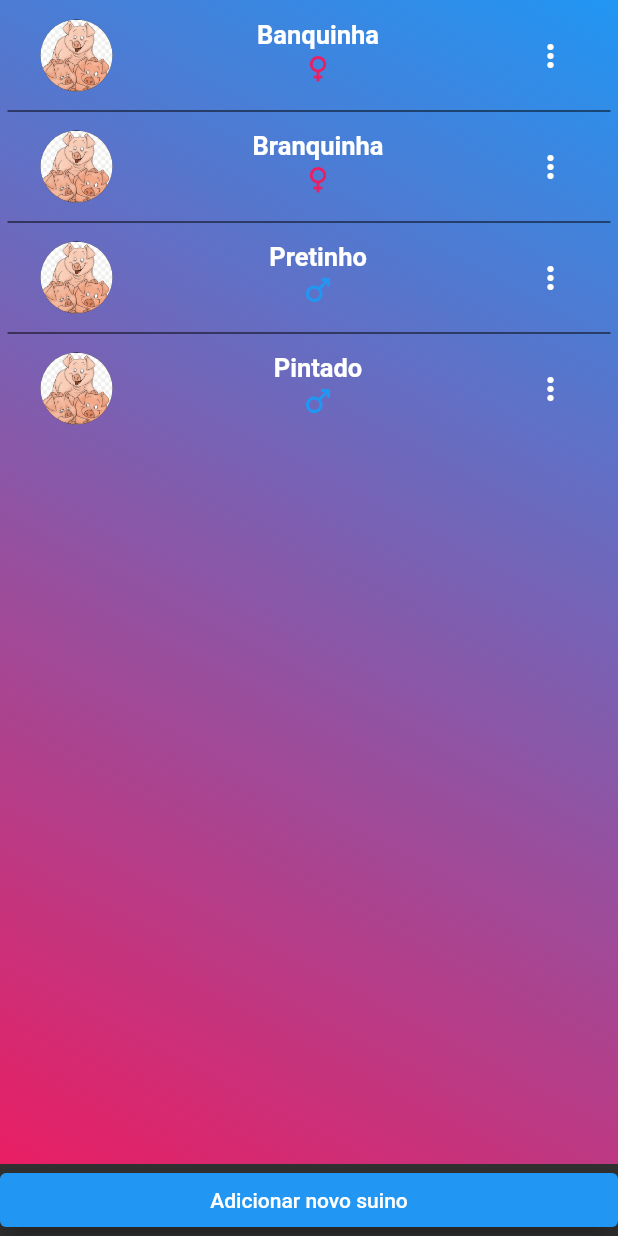
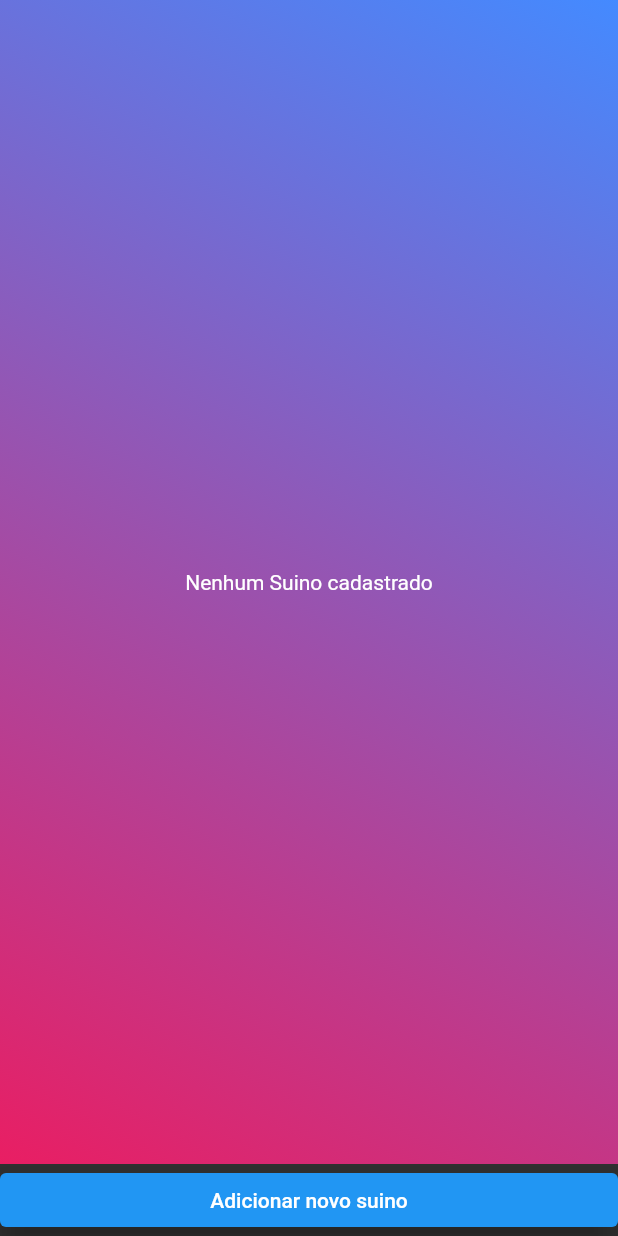
Before and after one commit to AndersonLLeite/Manejo-Suinos, a Flutter app: the WarehousePage screen opened by its route, after a tap on "Todos os Suinos", on a phone screen of 412 x 824 dp. Run offline on Flutter 3.47's test engine with Material 2 defaults, Android fonts, the phone set to English and light mode, and no system bars; our stand-ins replace sqflite; accounts and stored records are empty.

Commit message:
implementado a base de dados

```diff
--- /dev/null
+++ b/lib/data/data_helper.dart
@@ -0,0 +1,60 @@
+import 'dart:io';
+import 'package:manejo_suinos/shared/entities/pig/pig_entity.dart';
+import 'package:sqflite/sqflite.dart';
+import 'package:path/path.dart';
+import 'package:path_provider/path_provider.dart';
+
+class DataHelper {
+   static Database? _database;
+  Future<Database> get database async => _database ??= await _initDatabase();
+
+  DataHelper._privateConstructor();
+  static final DataHelper instance = DataHelper._privateConstructor();
+
+  Future<Database> _initDatabase() async {
+    Directory documentsDirectory = await getApplicationDocumentsDirectory();
+    String path = join(documentsDirectory.path, 'pigsdata.db');
+    return await openDatabase(path, version: 1, onCreate: _onCreate);
+  }
+
+  Future _onCreate(Database db, int version) async {
+    await db.execute('''
+      CREATE TABLE tablepigs(
+          name TEXT PRIMARY KEY,
+          age INTEGER,
+          weight REAL,
+          imageUrl TEXT,
+          breed TEXT,
+          obtained TEXT,
+          gender TEXT,
+          motherName TEXT,
+          fatherName TEXT
+      )
+      ''');
+  }
+
+
+  Future<List<PigEntity>> getPigsEntity() async {
+    Database db = await instance.database;
+    var pigs = await db.query('tablepigs', orderBy: 'name');
+    List<PigEntity> pigsList =
+        pigs.isNotEmpty ? pigs.map((c) => PigEntity.fromMap(c)).toList() : [];
+    return pigsList;
+  }
+
+  Future<int> add(PigEntity pigEntity) async {
+    Database db = await instance.database;
+    return await db.insert('tablepigs', pigEntity.toMap());
+  }
+
+  Future<int> remove(String name) async {
+    Database db = await instance.database;
+    return await db.delete('tablepigs', where: 'name= ?', whereArgs: [name]);
+  }
+
+  Future<int> update(PigEntity pigEntity) async {
+    Database db = await instance.database;
+    return await db.update('tablepigs', pigEntity.toMap(),
+        where: "name = ?", whereArgs: [pigEntity.name]);
+  }
+}
--- a/lib/data/pig_repository.dart
+++ /dev/null
@@ -1,70 +0,0 @@
-import 'package:manejo_suinos/shared/themes/images/app_images.dart';
-import 'package:manejo_suinos/shared/utils/enums/breed_enum.dart';
-import 'package:manejo_suinos/shared/utils/enums/gender_enum.dart';
-import 'package:manejo_suinos/shared/utils/enums/obtained_enum.dart';
-
-import '../shared/entities/pig/pig_entity.dart';
-
-class PigRepository {
-  PigRepository();
-  final List<PigEntity> _allPigs = [
-    PigEntity(
-      id: 1,
-      name: 'Banquinha',
-      age: 1,
-      imageUrl: AppImages.pigs,
-      breed: BreedEnum.DUROC,
-      weight: 1.3,
-      gender: GenderEnum.FEMALE,
-      birthday: DateTime.now(),
-      entryFarm: DateTime.now(),
-      obtained: ObtainedEnum.BORN,
-      motherID: 1,
-      fatherID: 2,
-    ),
-    PigEntity(
-      id: 1,
-      name: 'Branquinha',
-      age: 1,
-      imageUrl: AppImages.pigs,
-      breed: BreedEnum.DUROC,
-      weight: 1.3,
-      gender: GenderEnum.FEMALE,
-      birthday: DateTime.now(),
-      entryFarm: DateTime.now(),
-      obtained: ObtainedEnum.BORN,
-      motherID: 1,
-      fatherID: 2,
-    ),
-    PigEntity(
-      id: 1,
-      name: 'Pretinho',
-      age: 1,
-      imageUrl: AppImages.pigs,
-      breed: BreedEnum.DUROC,
-      weight: 1.3,
-      gender: GenderEnum.MALE,
-      birthday: DateTime.now(),
-      entryFarm: DateTime.now(),
-      obtained: ObtainedEnum.PURCHASED,
-      motherID: 1,
-      fatherID: 2,
-    ),
-    PigEntity(
-      id: 1,
-      name: 'Pintado',
-      age: 1,
-      imageUrl: AppImages.pigs,
-      breed: BreedEnum.PIETRAIN,
-      weight: 1.3,
-      gender: GenderEnum.MALE,
-      birthday: DateTime.now(),
-      entryFarm: DateTime.now(),
-      obtained: ObtainedEnum.BORN,
-      motherID: 1,
-      fatherID: 2,
-    ),
-  ];
-
-  List<PigEntity> get pigs => _allPigs;
-}
--- a/lib/main.dart
+++ b/lib/main.dart
@@ -1,6 +1,8 @@
+
 import 'package:flutter/material.dart';
 import 'package:manejo_suinos/shared/app_widget.dart';
 
 void main() {
+  WidgetsFlutterBinding.ensureInitialized();
   runApp(const AppWidget());
 }
--- a/lib/modules/allpigs/all_pigs.dart
+++ /dev/null
@@ -1,100 +0,0 @@
-import 'package:flutter/material.dart';
-import 'package:manejo_suinos/data/pig_repository.dart';
-import 'package:manejo_suinos/shared/themes/styles/textstyles/app_text_styles.dart';
-import 'package:manejo_suinos/shared/utils/enums/gender_enum.dart';
-
-class AllPigs extends StatefulWidget {
-  const AllPigs({Key? key}) : super(key: key);
-
-  @override
-  State<AllPigs> createState() => _AllPigsState();
-}
-
-class _AllPigsState extends State<AllPigs> {
-  PigRepository repository = PigRepository();
-  static const menuItems = <String>['remover', 'arquivar'];
-  String bottomSelected = '';
-  final List<PopupMenuItem<String>> _popupMenuItems = menuItems
-      .map((String value) => PopupMenuItem<String>(
-            value: value,
-            child: Text(value),
-          ))
-      .toList();
-
-  @override
-  Widget build(BuildContext context) {
-    return Scaffold(
-      body: SafeArea(
-        child: Container(
-          decoration: BoxDecoration(
-            gradient: LinearGradient(
-              begin: Alignment.topRight,
-              end: Alignment.bottomLeft,
-              colors: const [
-                Colors.blue,
-                Colors.pink,
-              ],
-            ),
-          ),
-          child: Column(
-            children: [
-              Expanded(
-                child: ListView.separated(
-                  padding: EdgeInsets.all(5),
-                  separatorBuilder: (BuildContext context, int index) =>
-                      const Divider(
-                    height: 10,
-                    color: Colors.black,
-                  ),
-                  itemCount: repository.pigs.length,
-                  itemBuilder: (context, index) {
-                    return ListTile(
-                      dense: true,
-                      title: Center(
-                        child: Text(
-                          repository.pigs[index].name,
-                          style: AppTextStyles.listTileTitle,
-                        ),
-                      ),
-                      leading: CircleAvatar(
-                        backgroundImage:
-                            AssetImage(repository.pigs[index].imageUrl),
-                        radius: 30.0,
-                      ),
-                      subtitle: Icon(
-                          repository.pigs[index].gender == GenderEnum.FEMALE
-                              ? Icons.female
-                              : Icons.male,
-                          color:
-                              repository.pigs[index].gender == GenderEnum.FEMALE
-                                  ? Colors.pink
-                                  : Colors.blue),
-                      trailing: PopupMenuButton<String>(
-                        onSelected: (String newValue) {
-                          bottomSelected = newValue;
-                          print(newValue);
-                          ScaffoldMessenger.of(context).showSnackBar(
-                              SnackBar(content: Text(bottomSelected)));
-                        },
-                        itemBuilder: (BuildContext context) => _popupMenuItems,
-                      ),
-                    );
-                  },
-                ),
-              ),
-            ],
-          ),
-        ),
-      ),
-      bottomNavigationBar: ElevatedButton(
-        onPressed: () {
-          print(bottomSelected);
-        },
-        style: ButtonStyle(
-          elevation: MaterialStateProperty.all(10),
-        ),
-        child: Text("Adicionar novo suino"),
-      ),
-    );
-  }
-}
--- /dev/null
+++ b/lib/modules/allpigs/all_pigs_page.dart
@@ -0,0 +1,127 @@
+import 'package:flutter/material.dart';
+import 'package:manejo_suinos/shared/entities/pig/pig_entity.dart';
+import 'package:manejo_suinos/shared/themes/colors/app_colors.dart';
+import 'package:manejo_suinos/shared/themes/images/app_images.dart';
+import 'package:manejo_suinos/shared/themes/styles/textstyles/app_text_styles.dart';
+import 'package:manejo_suinos/shared/utils/enums/breed_enum.dart';
+import 'package:manejo_suinos/shared/utils/enums/gender_enum.dart';
+import 'package:manejo_suinos/shared/utils/enums/obtained_enum.dart';
+
+import '../../data/data_helper.dart';
+
+class AllPigsPage extends StatefulWidget {
+  const AllPigsPage({Key? key}) : super(key: key);
+
+  @override
+  State<AllPigsPage> createState() => _AllPigsPageState();
+}
+
+class _AllPigsPageState extends State<AllPigsPage> {
+  // PigRepository repository = PigRepository();
+  static const menuItems = <String>['remover'];
+  String bottomSelected = '';
+  final List<PopupMenuItem<String>> _popupMenuItems = menuItems
+      .map((String value) => PopupMenuItem<String>(
+            value: value,
+            child: Text(value),
+          ))
+      .toList();
+
+  @override
+  Widget build(BuildContext context) {
+    return Scaffold(
+      body: SafeArea(
+        child: Container(
+          decoration: BoxDecoration(
+            gradient: LinearGradient(
+              begin: Alignment.topRight,
+              end: Alignment.bottomLeft,
+              colors: [
+                AppColors.primary,
+                AppColors.secondary,
+              ],
+            ),
+          ),
+          child: FutureBuilder<List<PigEntity>>(
+              future: DataHelper.instance.getPigsEntity(),
+              builder: (BuildContext context,
+                  AsyncSnapshot<List<PigEntity>> snapshot) {
+                if (!snapshot.hasData) {
+                  return Center(child: Text('Loading...'));
+                }
+                return snapshot.data!.isEmpty
+                    ? Center(
+                        child: Text('Nenhum Suino cadastrado'),
+                      )
+                    : ListView(
+                        children: snapshot.data!.map((pig) {
+                          return Center(
+                            child: Card(
+                              shadowColor: Colors.red,
+                              shape: RoundedRectangleBorder(
+                                borderRadius: BorderRadius.circular(10),
+                              ),
+                              color: AppColors.primary,
+                              elevation: 20,
+                              child: ListTile(
+                                dense: true,
+                                title: Center(
+                                  child: Text(
+                                    pig.name,
+                                    style: AppTextStyles.listTileTitle,
+                                  ),
+                                ),
+                                leading: CircleAvatar(
+                                  backgroundImage: AssetImage(AppImages.pigs),
+                                  radius: 30.0,
+                                ),
+                                subtitle: Icon(
+                                  Icons.female,
+                                  color: AppColors.primary,
+                                  // pig.gender == Gender.FEMALE
+                                  //     ? Icons.female
+                                  //     : Icons.male,
+                                  // color: pig.gender == Gender.FEMALE
+                                  //     ? AppColors.secondary
+                                  //     : AppColors.primary,
+                                ),
+                                trailing: PopupMenuButton<String>(
+                                  onSelected: (String newValue) {
+                                    bottomSelected = newValue;
+                                    if (newValue == 'remover') {
+                                      DataHelper.instance.remove(pig.name);
+                                    }
+                                    ScaffoldMessenger.of(context).showSnackBar(
+                                        SnackBar(
+                                            content: Text(bottomSelected)));
+                                  },
+                                  itemBuilder: (BuildContext context) =>
+                                      _popupMenuItems,
+                                ),
+                              ),
+                            ),
+                          );
+                        }).toList(),
+                      );
+              }),
+        ),
+      ),
+      bottomNavigationBar: ElevatedButton(
+        onPressed: () async {
+          await DataHelper.instance.add(PigEntity(
+            name: 'tom',
+            age: 1,
+            weight: 1.5,
+            breed: Breed.DUROC,
+            obtained: Obtained.BORN,
+            gender: Gender.FEMALE,
+          ));
+        },
+        style: ButtonStyle(
+          elevation: MaterialStateProperty.all(10),
+        ),
+        child: Text("Adicionar novo suino"),
+      ),
+    );
+  }
+}
--- a/lib/modules/warehouse/warehouse_page.dart
+++ b/lib/modules/warehouse/warehouse_page.dart
@@ -1,4 +1,5 @@
 import 'package:flutter/material.dart';
+import 'package:manejo_suinos/shared/themes/colors/app_colors.dart';
 import 'package:manejo_suinos/shared/themes/images/app_images.dart';
 
 import '../../shared/widgets/card_warehouse_widget.dart';
@@ -19,9 +20,9 @@ class _WarehousePageState extends State<WarehousePage> {
           gradient: LinearGradient(
             begin: Alignment.topRight,
             end: Alignment.bottomLeft,
-            colors: const [
-              Colors.blue,
-              Colors.pink,
+            colors: [
+              AppColors.primary,
+              AppColors.secondary,
             ],
           ),
         ),
@@ -33,7 +34,7 @@ class _WarehousePageState extends State<WarehousePage> {
               children: [
                 GestureDetector(
                   onTap: () {
-                    Navigator.pushNamed(context, '/allpigs');
+                    Navigator.popAndPushNamed(context, '/allpigs');
                   },
                   child: CardWarehouseWidget(
                     title: 'Todos os Suinos',
--- a/lib/shared/app_widget.dart
+++ b/lib/shared/app_widget.dart
@@ -1,5 +1,5 @@
 import 'package:flutter/material.dart';
-import 'package:manejo_suinos/modules/allpigs/all_pigs.dart';
+import 'package:manejo_suinos/modules/allpigs/all_pigs_page.dart';
 import 'package:manejo_suinos/modules/home/home_page.dart';
 
 import '../modules/edit/edit_page.dart';
@@ -19,7 +19,7 @@ class AppWidget extends StatelessWidget {
         '/edit': (context) => EditPage(),
         '/teste': (context) => Teste(),
         '/warehouse': (context) => WarehousePage(),
-        '/allpigs': (context) => AllPigs(),
+        '/allpigs': (context) => AllPigsPage(),
       },
       home: HomePage(),
     );
--- a/lib/shared/entities/pig/pig_entity.dart
+++ b/lib/shared/entities/pig/pig_entity.dart
@@ -1,110 +1,90 @@
 import 'dart:convert';
 
-import '../../utils/enums/breed_enum.dart';
-import '../../utils/enums/gender_enum.dart';
-import '../../utils/enums/obtained_enum.dart';
+import 'package:manejo_suinos/shared/themes/images/app_images.dart';
 
 class PigEntity {
-  int id;
   String name;
   int age;
-  String imageUrl;
-  BreedEnum breed;
   double weight;
-  GenderEnum gender;
-  DateTime birthday;
-  DateTime entryFarm;
-  ObtainedEnum obtained;
-  int motherID;
-  int fatherID;
+  String? imageUrl = AppImages.pigs;
+  String breed;
+  String obtained;
+  String gender;
+  String? motherName = "'Indefinido'";
+  String? fatherName = "Indefinido";
 
   PigEntity({
-    required this.id,
     required this.name,
     required this.age,
-    required this.imageUrl,
+    required this.weight,
+    this.imageUrl,
     required this.breed,
-    required this.weight,
+    required this.obtained,
     required this.gender,
-    required this.birthday,
-    required this.entryFarm,
-    required this.obtained,
-    required this.motherID,
-    required this.fatherID,
+    this.motherName,
+    this.fatherName,
   });
 
-
   PigEntity copyWith({
-    int? id,
     String? name,
     int? age,
+    double? weight,
     String? imageUrl,
-    BreedEnum? breed,
-    double? weight,
-    GenderEnum? gender,
-    DateTime? birthday,
-    DateTime? entryFarm,
-    ObtainedEnum? obtained,
-    int? motherID,
-    int? fatherID,
+    String? breed,
+    String? obtained,
+    String? gender,
+    String? motherName,
+    String? fatherName,
   }) {
     return PigEntity(
-      id: id ?? this.id,
       name: name ?? this.name,
       age: age ?? this.age,
+      weight: weight ?? this.weight,
       imageUrl: imageUrl ?? this.imageUrl,
       breed: breed ?? this.breed,
-      weight: weight ?? this.weight,
+      obtained: obtained ?? this.obtained,
       gender: gender ?? this.gender,
-      birthday: birthday ?? this.birthday,
-      entryFarm: entryFarm ?? this.entryFarm,
-      obtained: obtained ?? this.obtained,
-      motherID: motherID ?? this.motherID,
-      fatherID: fatherID ?? this.fatherID,
+      motherName: motherName ?? this.motherName,
+      fatherName: fatherName ?? this.fatherName,
     );
   }
 
   Map<String, dynamic> toMap() {
     return {
-      'id': id,
       'name': name,
       'age': age,
+      'weight': weight,
       'imageUrl': imageUrl,
       'breed': breed,
-      'weight': weight,
+      'obtained': obtained,
       'gender': gender,
-      'birthday': birthday.millisecondsSinceEpoch,
-      'entryFarm': entryFarm.millisecondsSinceEpoch,
-      'obtained': obtained,
-      'motherID': motherID,
-      'fatherID': fatherID,
+      'motherName': motherName,
+      'fatherName': fatherName,
     };
   }
 
   factory PigEntity.fromMap(Map<String, dynamic> map) {
     return PigEntity(
-      id: map['id']?.toInt() ?? 0,
       name: map['name'] ?? '',
       age: map['age']?.toInt() ?? 0,
-      imageUrl: map['imageUrl'] ?? '',
-      breed: map['breed'],
       weight: map['weight']?.toDouble() ?? 0.0,
-      gender: map['gender'],
-      birthday: DateTime.fromMillisecondsSinceEpoch(map['birthday']),
-      entryFarm: DateTime.fromMillisecondsSinceEpoch(map['entryFarm']),
-      obtained: map['obtained'],
-      motherID: map['motherID']?.toInt() ?? 0,
-      fatherID: map['fatherID']?.toInt() ?? 0,
+      imageUrl: map['imageUrl'],
+      breed: map['breed'] ?? '',
+      obtained: map['obtained'] ?? '',
+      gender: map['gender'] ?? '',
+      motherName: map['motherName'],
+      fatherName: map['fatherName'],
     );
   }
 
   String toJson() => json.encode(toMap());
 
-  factory PigEntity.fromJson(String source) => PigEntity.fromMap(json.decode(source));
+  factory PigEntity.fromJson(String source) =>
+      PigEntity.fromMap(json.decode(source));
 
   @override
   String toString() {
-    return 'PigEntity(id: $id, name: $name, age: $age, imageUrl: $imageUrl, breed: $breed, weight: $weight, gender: $gender, birthday: $birthday, entryFarm: $entryFarm, obtained: $obtained, motherID: $motherID, fatherID: $fatherID)';
+    return 'PigEntity(name: $name, age: $age, weight: $weight, imageUrl: $imageUrl, breed: $breed, obtained: $obtained, gender: $gender, motherName: $motherName, fatherName: $fatherName)';
   }
 
   @override
@@ -112,33 +92,27 @@ class PigEntity {
     if (identical(this, other)) return true;
 
     return other is PigEntity &&
-      other.id == id &&
       other.name == name &&
       other.age == age &&
+      other.weight == weight &&
       other.imageUrl == imageUrl &&
       other.breed == breed &&
-      other.weight == weight &&
+      other.obtained == obtained &&
       other.gender == gender &&
-      other.birthday == birthday &&
-      other.entryFarm == entryFarm &&
-      other.obtained == obtained &&
-      other.motherID == motherID &&
-      other.fatherID == fatherID;
+      other.motherName == motherName &&
+      other.fatherName == fatherName;
   }
 
   @override
   int get hashCode {
-    return id.hashCode ^
-      name.hashCode ^
+    return name.hashCode ^
       age.hashCode ^
+      weight.hashCode ^
       imageUrl.hashCode ^
       breed.hashCode ^
-      weight.hashCode ^
+      obtained.hashCode ^
       gender.hashCode ^
-      birthday.hashCode ^
-      entryFarm.hashCode ^
-      obtained.hashCode ^
-      motherID.hashCode ^
-      fatherID.hashCode;
+      motherName.hashCode ^
+      fatherName.hashCode;
   }
 }
--- a/lib/shared/themes/colors/app_colors.dart
+++ b/lib/shared/themes/colors/app_colors.dart
@@ -1,4 +1,7 @@
+
+import 'package:flutter/material.dart';
 
 class AppColors {
-
+  static final Color primary = Color(0xFF448AFF);
+  static final Color secondary = Color(0xFFE91E63);
 }
--- a/lib/shared/utils/enums/breed_enum.dart
+++ b/lib/shared/utils/enums/breed_enum.dart
@@ -1,11 +1,9 @@
-
 // ignore_for_file: constant_identifier_names
 
-enum BreedEnum {
-  DUROC,
-  LANDRACE,
-  LARGE_WHITE,
-  LARGE_BLACK,
-  SADDLEBACK,
-  PIETRAIN,
+class Breed {
+  static const String LANDRACE = 'LANDRACE';
+  static const String DUROC = 'DUROC';
+  static const String LARGE_WHITE = 'LARGE_WHITE';
+  static const String LARGE_BROWN = 'LARGE_BROWN';
+  static const String PIETRAIN = 'PIETRAIN';
 }
--- a/lib/shared/utils/enums/gender_enum.dart
+++ b/lib/shared/utils/enums/gender_enum.dart
@@ -1,7 +1,6 @@
 // ignore_for_file: constant_identifier_names
 
-enum GenderEnum {
-  FEMALE,
-  MALE,
-
+class Gender {
+  static const String FEMALE = 'FEMALE';
+  static const String MALE = 'MALE';
 }
--- a/lib/shared/utils/enums/obtained_enum.dart
+++ b/lib/shared/utils/enums/obtained_enum.dart
@@ -1,6 +1,6 @@
 // ignore_for_file: constant_identifier_names
 
-enum ObtainedEnum {
-  BORN,
-  PURCHASED,
+class Obtained {
+  static const String BORN = 'BORN';
+  static const String PURCHASED = 'PURCHASED';
 }
--- a/pubspec.yaml
+++ b/pubspec.yaml
@@ -34,6 +34,8 @@ dependencies:
   # The following adds the Cupertino Icons font to your application.
   # Use with the CupertinoIcons class for iOS style icons.
   cupertino_icons: ^1.0.2
+  sqflite: ^2.0.2+1
+  path_provider: ^2.0.11
 
 dev_dependencies:
   flutter_test:
```
Also changed, not shown: lib/modules/allpigs/all_pigs_page_controller.dart (added, +14 -0 lines), lib/modules/allpigs/guardar.dart (added, +144 -0 lines), pubspec.lock.
